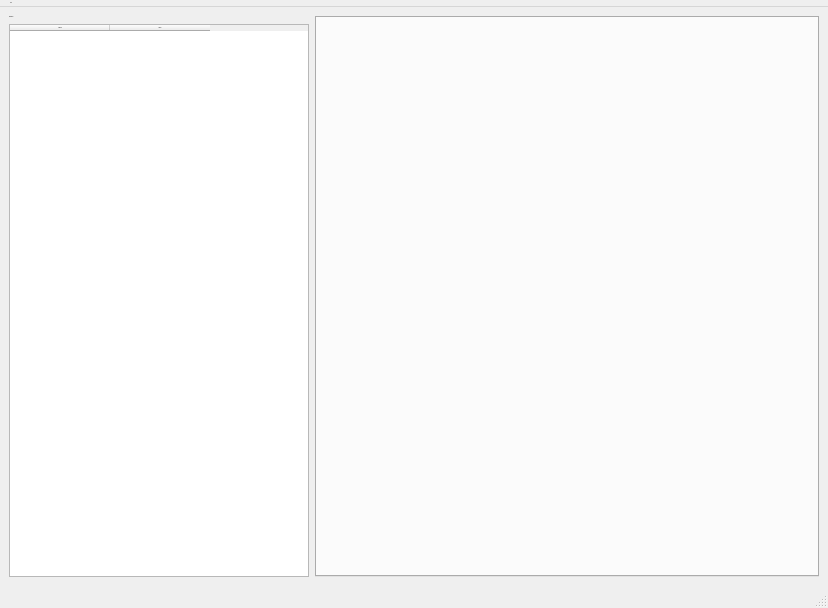
Before: the Qt Designer form src/widgets/disassembler.ui in connor-ms/RDRasm, drawn with Qt 5.
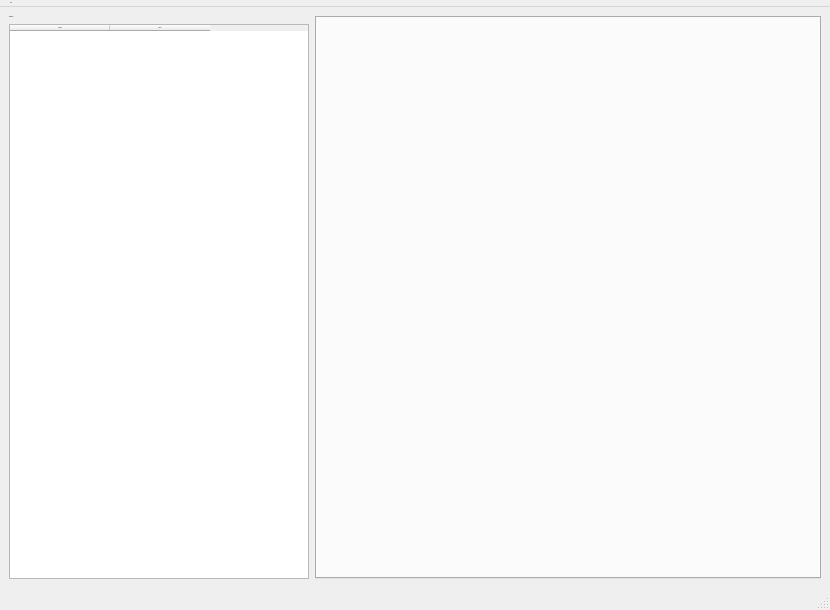
After: the same form once the commit is applied.

The edit to the form file:
```diff
--- a/src/widgets/disassembler.ui
+++ b/src/widgets/disassembler.ui
@@ -6,8 +6,8 @@
    <rect>
     <x>0</x>
     <y>0</y>
-    <width>828</width>
-    <height>608</height>
+    <width>830</width>
+    <height>610</height>
    </rect>
   </property>
   <property name="font">
@@ -139,7 +139,7 @@
     <rect>
      <x>0</x>
      <y>0</y>
-     <width>828</width>
+     <width>830</width>
      <height>19</height>
     </rect>
    </property>
```
Left out of the diff: 18 changed lines with no effect on the pictures.
